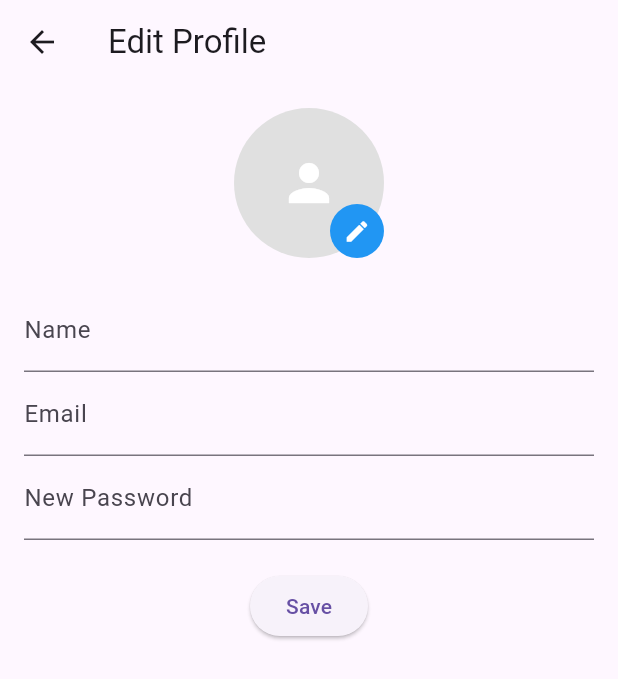
After one commit to ShrutiShinde2003/AI_Study_Planner, a Flutter app: the EditProfilePage screen opened directly, after a tap on "Save", on a phone screen of 412 x 824 dp. The commit adds this screen. Shown: the top 679 px of the screen. Run offline on Flutter 3.47's test engine with Material 3 defaults, Android fonts, the phone set to English and light mode, and no system bars; our stand-ins replace cloud_firestore, file_picker, firebase_auth, firebase_core, fl_chart, google_generative_ai and 2 more; missing offline and left inert: syncfusion_flutter_pdf; accounts and stored records are empty.

Commit message:
added edit profile and setting page after clicking on setting icon user will be directed there, solved the error that profile picture is changed instantly and user can select from hardcoded avatar images with are added in pubspec.yaml file for access, added code in android/app/src/main android manifest xml file so that when user can read and write that is upload picture from their gallery, that's for today

```diff
--- a/lib/pages/dashboard.dart
+++ b/lib/pages/dashboard.dart
@@ -48,7 +48,9 @@ class _DashboardPageState extends State<DashboardPage> {
   @override
   Widget build(BuildContext context) {
     return Scaffold(
-      appBar: AppBar(title: Text('Dashboard')),
+      appBar: AppBar(title: Text('Dashboard'),
+      automaticallyImplyLeading: false,  // 🚀 Removes the back button
+      ),
       body: SingleChildScrollView(
         // ✅ Fixes layout issues
         child: Padding(
--- /dev/null
+++ b/lib/pages/edit_profile_page.dart
@@ -0,0 +1,252 @@
+import 'dart:io';
+import 'package:flutter/material.dart';
+import 'package:cloud_firestore/cloud_firestore.dart';
+import 'package:firebase_auth/firebase_auth.dart';
+import 'package:image_picker/image_picker.dart';
+import 'package:shared_preferences/shared_preferences.dart';
+import 'package:path_provider/path_provider.dart';
+
+class EditProfilePage extends StatefulWidget {
+  @override
+  _EditProfilePageState createState() => _EditProfilePageState();
+}
+
+class _EditProfilePageState extends State<EditProfilePage> {
+  final FirebaseAuth _auth = FirebaseAuth.instance;
+  final FirebaseFirestore _firestore = FirebaseFirestore.instance;
+  final TextEditingController _nameController = TextEditingController();
+  final TextEditingController _emailController = TextEditingController();
+  final TextEditingController _passwordController = TextEditingController();
+  String profileImagePath = "";
+
+  @override
+  void initState() {
+    super.initState();
+    loadUserData();
+  }
+
+  void loadUserData() async {
+    String userId = _auth.currentUser?.uid ?? '';
+    if (userId.isEmpty) return;
+
+    DocumentSnapshot userDoc = await _firestore.collection('users').doc(userId).get();
+    if (userDoc.exists) {
+      setState(() {
+        _nameController.text = userDoc['userName'] ?? '';
+        _emailController.text = userDoc['email'] ?? '';
+      });
+    }
+
+    SharedPreferences prefs = await SharedPreferences.getInstance();
+    setState(() {
+      profileImagePath = prefs.getString('profileImagePath') ?? '';
+    });
+  }
+
+  // 🔹 Show Avatar & Gallery Upload Options
+  void _showImagePicker() {
+    showModalBottomSheet(
+      context: context,
+      builder: (context) {
+        return Wrap(
+          children: [
+            ListTile(
+              leading: Icon(Icons.person),
+              title: Text("Male Avatar"),
+              onTap: () => _setLocalAvatar("lib/assets/images/male_avatar.png"),
+            ),
+            ListTile(
+              leading: Icon(Icons.person_outline),
+              title: Text("Female Avatar"),
+              onTap: () => _setLocalAvatar("lib/assets/images/female_avatar.png"),
+            ),
+            ListTile(
+              leading: Icon(Icons.photo),
+              title: Text("Upload from Gallery"),
+              onTap: _pickImageFromGallery,
+            ),
+          ],
+        );
+      },
+    );
+  }
+
+  // 🔹 Set Local Avatar
+  void _setLocalAvatar(String imagePath) async {
+    SharedPreferences prefs = await SharedPreferences.getInstance();
+    await prefs.setString('profileImagePath', imagePath);
+    setState(() {
+      profileImagePath = imagePath;
+    });
+    _updateProfileImage(imagePath);
+    Navigator.pop(context);
+  }
+
+  // 🔹 Pick Image from Gallery
+  Future<void> _pickImageFromGallery() async {
+    Navigator.pop(context);
+    final picker = ImagePicker();
+    final pickedFile = await picker.pickImage(source: ImageSource.gallery);
+
+    if (pickedFile != null) {
+      File imageFile = File(pickedFile.path);
+      _saveImageLocally(imageFile);
+    }
+  }
+
+  // 🔹 Save Image in Local Storage
+  Future<void> _saveImageLocally(File imageFile) async {
+    final directory = await getApplicationDocumentsDirectory();
+    final localImagePath = '${directory.path}/profile_image.jpg';
+
+    await imageFile.copy(localImagePath);
+
+    SharedPreferences prefs = await SharedPreferences.getInstance();
+    await prefs.setString('profileImagePath', localImagePath);
+
+    setState(() {
+      profileImagePath = localImagePath;
+    });
+
+    _updateProfileImage(localImagePath);
+  }
+
+  // 🔹 Update Profile Image in Firebase
+  void _updateProfileImage(String imagePath) async {
+    String userId = _auth.currentUser?.uid ?? '';
+    if (userId.isEmpty) return;
+
+    await _firestore.collection('users').doc(userId).update({
+      'profileImage': imagePath,
+    });
+  }
+
+  // 🔹 Save Updated User Profile
+ void saveProfile() async {
+  String userId = _auth.currentUser?.uid ?? '';
+  if (userId.isEmpty) return;
+
+  try {
+    await _firestore.collection('users').doc(userId).update({
+      'userName': _nameController.text,
+      'email': _emailController.text,
+    });
+
+    if (_passwordController.text.isNotEmpty) {
+      User? user = _auth.currentUser;
+
+      // 🔹 Prompt user for their current password before updating
+      String? currentPassword = await showDialog<String>(
+        context: context,
+        builder: (context) {
+          TextEditingController passwordController = TextEditingController();
+          return AlertDialog(
+            title: Text("Enter Current Password"),
+            content: TextField(
+              controller: passwordController,
+              obscureText: true,
+              decoration: InputDecoration(hintText: "Current Password"),
+            ),
+            actions: [
+              TextButton(
+                onPressed: () => Navigator.pop(context, null),
+                child: Text("Cancel"),
+              ),
+              TextButton(
+                onPressed: () => Navigator.pop(context, passwordController.text),
+                child: Text("Confirm"),
+              ),
+            ],
+          );
+        },
+      );
+
+      if (currentPassword == null || currentPassword.isEmpty) {
+        ScaffoldMessenger.of(context).showSnackBar(
+          SnackBar(content: Text("Password update canceled")),
+        );
+        return;
+      }
+
+      // 🔹 Re-authenticate with the provided old password
+      AuthCredential credential = EmailAuthProvider.credential(
+        email: user!.email!,
+        password: currentPassword,
+      );
+
+      await user.reauthenticateWithCredential(credential);
+
+      // Now update the password
+      await user.updatePassword(_passwordController.text);
+
+      ScaffoldMessenger.of(context).showSnackBar(
+        SnackBar(content: Text("Password updated successfully!")),
+      );
+    }
+
+    Navigator.pop(context);
+  } catch (e) {
+    ScaffoldMessenger.of(context).showSnackBar(
+      SnackBar(content: Text("Error updating profile: $e")),
+    );
+  }
+}
+
+  @override
+  Widget build(BuildContext context) {
+    return Scaffold(
+      appBar: AppBar(title: Text("Edit Profile")),
+      body: Padding(
+        padding: EdgeInsets.all(16),
+        child: Column(
+          children: [
+            Stack(
+              alignment: Alignment.bottomRight,
+              children: [
+                CircleAvatar(
+                  radius: 50,
+                  backgroundColor: Colors.grey.shade300,
+                  backgroundImage: profileImagePath.isNotEmpty
+                      ? (profileImagePath.contains("assets/")
+                          ? AssetImage(profileImagePath) as ImageProvider
+                          : FileImage(File(profileImagePath)))
+                      : null,
+                  child: profileImagePath.isEmpty
+                      ? Icon(Icons.person, size: 40, color: Colors.white)
+                      : null,
+                ),
+                GestureDetector(
+                  onTap: _showImagePicker,
+                  child: CircleAvatar(
+                    radius: 18,
+                    backgroundColor: Colors.blue,
+                    child: Icon(Icons.edit, color: Colors.white, size: 18),
+                  ),
+                ),
+              ],
+            ),
+            SizedBox(height: 20),
+            TextField(
+              controller: _nameController,
+              decoration: InputDecoration(labelText: "Name"),
+            ),
+            TextField(
+              controller: _emailController,
+              decoration: InputDecoration(labelText: "Email"),
+            ),
+            TextField(
+              controller: _passwordController,
+              decoration: InputDecoration(labelText: "New Password"),
+              obscureText: true,
+            ),
+            SizedBox(height: 20),
+            ElevatedButton(
+              onPressed: saveProfile,
+              child: Text("Save"),
+            ),
+          ],
+        ),
+      ),
+    );
+  }
+}
--- a/lib/pages/todo_list.dart
+++ b/lib/pages/todo_list.dart
@@ -21,7 +21,9 @@ class _ToDoListPageState extends State<ToDoListPage> {
   @override
   Widget build(BuildContext context) {
     return Scaffold(
-      appBar: AppBar(title: Text("To-Do List")),
+      appBar: AppBar(title: Text("To-Do List"),
+      automaticallyImplyLeading: false,  // 🚀 Removes the back button
+      ),
       body: Column(
         children: [
           // 🔹 Show Subjects at the Top (Click to Open NotesPage)
--- a/pubspec.yaml
+++ b/pubspec.yaml
@@ -30,11 +30,11 @@ environment:
 dependencies:
   flutter:
     sdk: flutter
-  path_provider_android:
-  http:
   firebase_core:
   cloud_firestore:
   firebase_auth:
+  path_provider_android:
+  http:
   flutter_local_notifications:
   shared_preferences:
   google_fonts:
```
Also changed, not shown: lib/pages/home_page.dart (+7 -6 lines), lib/pages/profile_page.dart (+110 -189 lines), lib/pages/settings_page.dart (added, +95 -0 lines), flutter_01.png, flutter_02.png (deleted), 5 other files.
